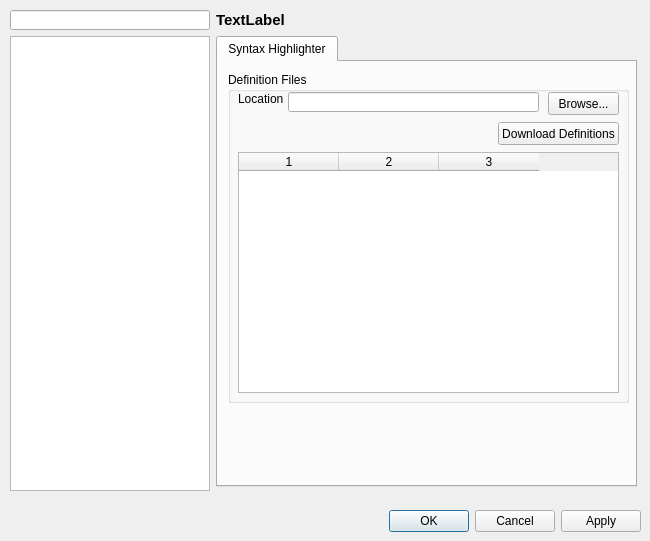
Old version of the form optionsdialog.ui in the repository PonyEdit/PonyEdit.
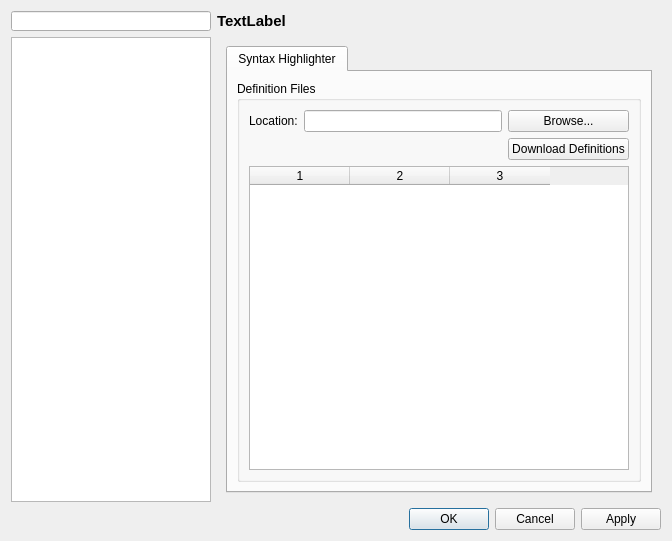
New version of the form.

Commit message: Fixed Options dialog layout

Patch:
```diff
--- a/optionsdialog.ui
+++ b/optionsdialog.ui
@@ -6,22 +6,15 @@
    <rect>
     <x>0</x>
     <y>0</y>
-    <width>650</width>
+    <width>672</width>
     <height>541</height>
    </rect>
   </property>
   <property name="windowTitle">
    <string>Dialog</string>
   </property>
-  <widget class="QWidget" name="gridLayoutWidget">
-   <property name="geometry">
-    <rect>
-     <x>10</x>
-     <y>10</y>
-     <width>631</width>
-     <height>481</height>
-    </rect>
-   </property>
+  <layout class="QVBoxLayout" name="verticalLayout">
+   <item>
    <layout class="QGridLayout" name="gridLayout">
     <item row="1" column="0">
      <widget class="QListWidget" name="optionList">
@@ -84,15 +77,9 @@
        <number>0</number>
       </property>
       <widget class="QWidget" name="page">
+        <layout class="QVBoxLayout" name="verticalLayout_2">
+         <item>
        <widget class="QTabWidget" name="tabWidget">
-        <property name="geometry">
-         <rect>
-          <x>0</x>
-          <y>0</y>
-          <width>421</width>
-          <height>451</height>
-         </rect>
-        </property>
         <property name="currentIndex">
          <number>0</number>
         </property>
@@ -100,63 +87,39 @@
          <attribute name="title">
           <string>Syntax Highlighter</string>
          </attribute>
+            <layout class="QVBoxLayout" name="verticalLayout_3">
+             <item>
          <widget class="QGroupBox" name="groupBox">
-          <property name="geometry">
-           <rect>
-            <x>10</x>
-            <y>10</y>
-            <width>401</width>
-            <height>331</height>
-           </rect>
-          </property>
           <property name="title">
            <string>Definition Files</string>
           </property>
+               <layout class="QGridLayout" name="gridLayout_2">
+                <item row="0" column="0">
           <widget class="QLabel" name="ediLabel">
-           <property name="geometry">
-            <rect>
-             <x>10</x>
-             <y>20</y>
-             <width>46</width>
-             <height>13</height>
-            </rect>
-           </property>
            <property name="text">
             <string>Location:</string>
            </property>
           </widget>
-          <widget class="QLineEdit" name="ediLocation">
-           <property name="geometry">
-            <rect>
-             <x>60</x>
-             <y>20</y>
-             <width>251</width>
-             <height>20</height>
-            </rect>
-           </property>
-          </widget>
+                </item>
+                <item row="0" column="1">
+                 <widget class="QLineEdit" name="ediLocation"/>
+                </item>
+                <item row="0" column="2">
           <widget class="QPushButton" name="ediBrowseButton">
-           <property name="geometry">
-            <rect>
-             <x>320</x>
-             <y>20</y>
-             <width>71</width>
-             <height>23</height>
-            </rect>
-           </property>
            <property name="text">
             <string>Browse...</string>
            </property>
           </widget>
+                </item>
+                <item row="1" column="2">
+                 <widget class="QPushButton" name="ediDownloadButton">
+                  <property name="text">
+                   <string>Download Definitions</string>
+                  </property>
+                 </widget>
+                </item>
+                <item row="2" column="0" colspan="3">
           <widget class="QTableWidget" name="ediLanguagesTable">
-           <property name="geometry">
-            <rect>
-             <x>10</x>
-             <y>80</y>
-             <width>381</width>
-             <height>241</height>
-            </rect>
-           </property>
            <property name="horizontalScrollBarPolicy">
             <enum>Qt::ScrollBarAlwaysOff</enum>
            </property>
@@ -167,40 +130,28 @@
            <column/>
            <column/>
           </widget>
-          <widget class="QPushButton" name="ediDownloadButton">
-           <property name="geometry">
-            <rect>
-             <x>270</x>
-             <y>50</y>
-             <width>121</width>
-             <height>23</height>
-            </rect>
-           </property>
-           <property name="text">
-            <string>Download Definitions</string>
-           </property>
-          </widget>
-         </widget>
-        </widget>
+                </item>
+               </layout>
+              </widget>
+             </item>
+            </layout>
+           </widget>
+          </widget>
+         </item>
+        </layout>
        </widget>
       </widget>
-     </widget>
-    </item>
-   </layout>
-  </widget>
+     </item>
+    </layout>
+   </item>
+   <item>
   <widget class="QDialogButtonBox" name="buttonBox">
-   <property name="geometry">
-    <rect>
-     <x>10</x>
-     <y>510</y>
-     <width>631</width>
-     <height>23</height>
-    </rect>
-   </property>
    <property name="standardButtons">
     <set>QDialogButtonBox::Apply|QDialogButtonBox::Cancel|QDialogButtonBox::Ok</set>
    </property>
   </widget>
+   </item>
+  </layout>
  </widget>
  <resources/>
  <connections/>
```
Lines whose indentation alone changed are shown as unchanged.
